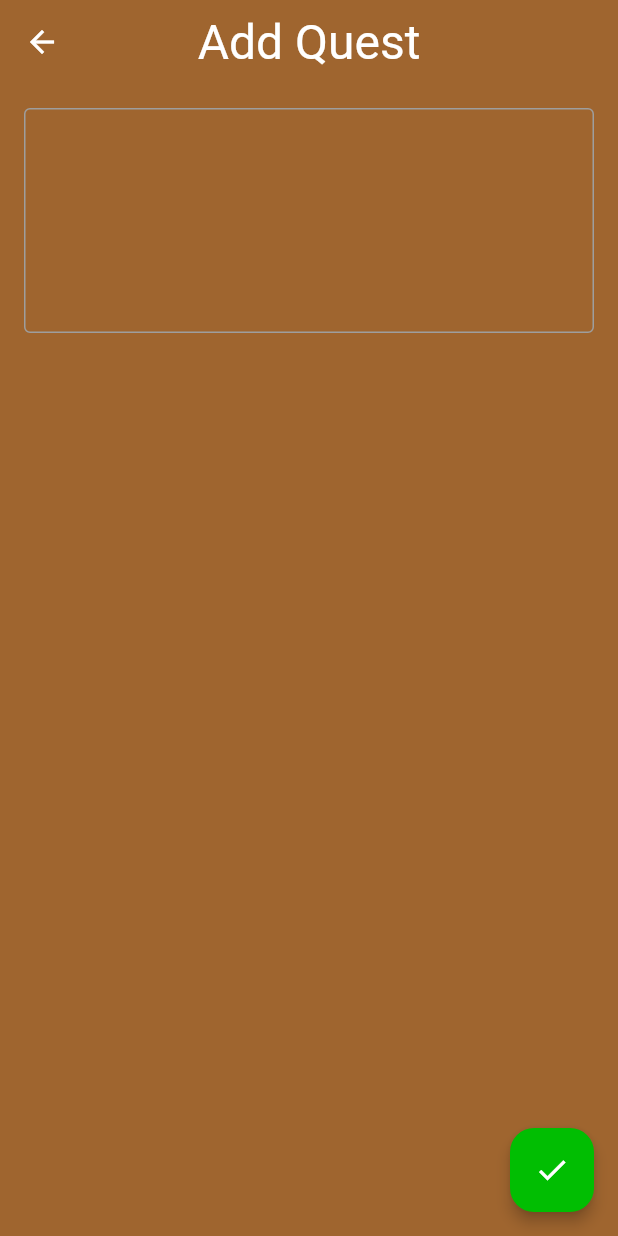
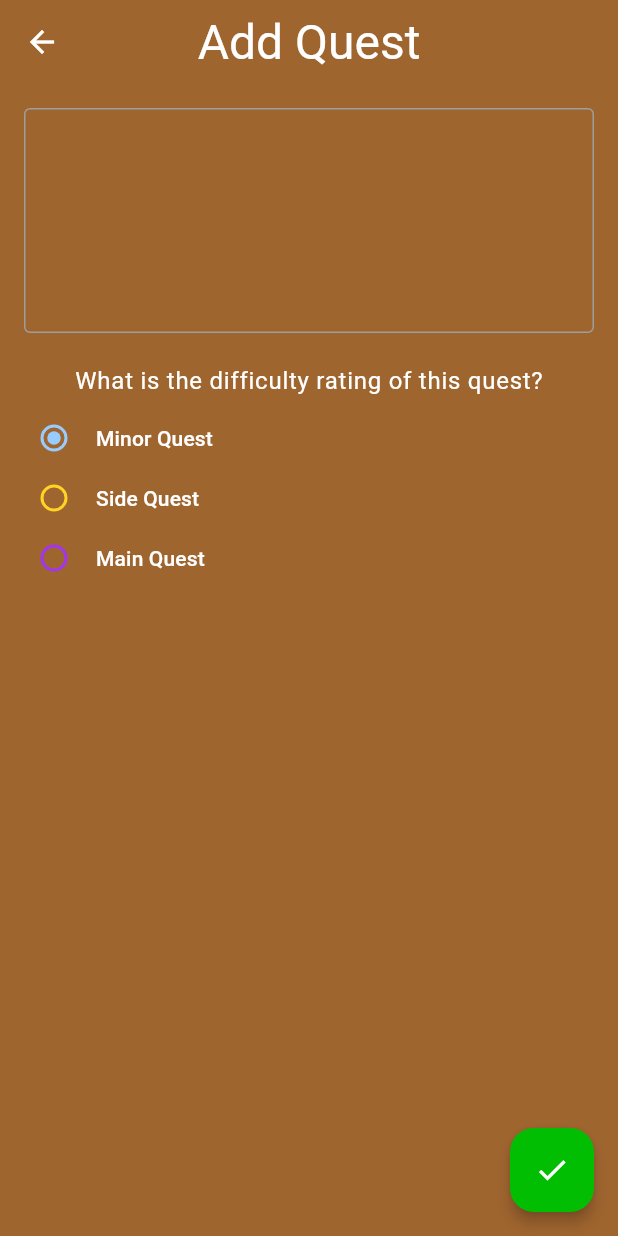
Before and after one commit to Huzman45/Sidequests, a Flutter app: the screen it shows after launch, after a tap on the "add" icon, on a phone screen of 412 x 824 dp. Run offline on Flutter 3.47's test engine with Material 2 defaults, Android fonts, the phone set to English and light mode, and no system bars; our stand-ins replace get, google_fonts, sqflite; accounts and stored records are empty; Roboto replaces fonts that are missing (Stick).

Commit message:
Add adaptable difficulties

```diff
--- a/sidequests/lib/backend/days.dart
+++ b/sidequests/lib/backend/days.dart
@@ -1,4 +1,4 @@
-import 'package:sidequests/backend/tables/table.dart';
+import 'package:sidequests/backend/table.dart';
 
 class DayRecord extends Record {
   DayRecord(super.data);
--- /dev/null
+++ b/sidequests/lib/backend/table.dart
@@ -0,0 +1,55 @@
+import 'package:sidequests/backend/tasks.dart';
+
+class Tables {
+  static const String taskTable = "tasks";
+  static const String dayTable = "day";
+}
+
+abstract class Record {
+  Map<String, Object?> data;
+  Record(this.data);
+
+  T? getAttr<T>(String attr) {
+    final value = data[attr];
+
+    switch (T) {
+      case DateTime:
+        return DateTime.tryParse(T as String) as T?;
+      case TaskType:
+        switch (value as String) {
+          case "minor":
+            return TaskType.minorQuest as T?;
+          case "side":
+            return TaskType.sideQuest as T?;
+          case "main":
+            return TaskType.mainQuest as T?;
+          default:
+            return null;
+        }
+      default:
+        return value as T?;
+    }
+  }
+
+  void setAttr<T>(String attr, T value) {
+    switch (T) {
+      case DateTime:
+        data[attr] = (value as DateTime).toIso8601String();
+      case bool:
+        data[attr] = value as bool ? 1 : 0;
+      case TaskType:
+        switch (value as TaskType) {
+          case TaskType.minorQuest:
+            data[attr] = "minor";
+          case TaskType.sideQuest:
+            data[attr] = "side";
+          case TaskType.mainQuest:
+            data[attr] = "main";
+          default:
+            return null;
+        }
+      default:
+        data[attr] = value;
+    }
+  }
+}
--- a/sidequests/lib/backend/tables/tasks.dart
+++ b/sidequests/lib/backend/tasks.dart
@@ -1,4 +1,4 @@
-import 'package:sidequests/backend/tables/table.dart';
+import 'package:sidequests/backend/table.dart';
 
 class TaskRecord extends Record {
   TaskRecord(super.data);
@@ -14,4 +14,13 @@ class TaskRecord extends Record {
 
   bool get completed => getAttr('completed') == 1;
   set completed(bool completed) => setAttr('completed', completed);
+
+  TaskType get difficulty => getAttr<TaskType>('difficulty')!;
+  set difficulty(TaskType difficulty) => setAttr('difficulty', difficulty);
 }
+
+enum TaskType {
+  minorQuest,
+  sideQuest,
+  mainQuest,
+}
--- a/sidequests/lib/controller/home_controller.dart
+++ b/sidequests/lib/controller/home_controller.dart
@@ -1,7 +1,7 @@
 import 'package:flutter/material.dart';
 import 'package:get/get.dart';
-import 'package:sidequests/backend/tables/table.dart';
-import 'package:sidequests/backend/tables/tasks.dart';
+import 'package:sidequests/backend/table.dart';
+import 'package:sidequests/backend/tasks.dart';
 import 'package:sidequests/main.dart';
 import 'package:sidequests/model/home_model.dart';
 import 'package:sidequests/view/task_input_dialog.dart';
@@ -21,12 +21,14 @@ class HomeController extends GetxController {
 
   void addTask() {
     taskDescriptionController.clear();
+    model.taskDifficulty.value = TaskType.minorQuest;
     Get.dialog(const TaskInputDialog());
   }
 
-  TaskRecord _initTask(String descripion) {
+  TaskRecord _initTask() {
     final task = TaskRecord({});
-    task.description = descripion;
+    task.description = taskDescriptionController.text;
+    task.difficulty = model.taskDifficulty.value;
 
     DateTime now = DateTime.now();
     task.date = DateTime(now.year, now.month, now.day);
@@ -38,8 +40,10 @@ class HomeController extends GetxController {
   }
 
   void confirmAddTask() async {
-    final task = _initTask(taskDescriptionController.text);
+    final task = _initTask();
     model.pendingTasks.add(task);
+    model.totalCoins.value += (model.getCoins(task.difficulty));
+
     await db.insert(Tables.taskTable, task.data);
     Get.back();
   }
@@ -51,6 +55,8 @@ class HomeController extends GetxController {
 
     model.completedTasks.add(task);
     model.pendingTasks.remove(task);
+
+    model.coins.value += model.getCoins(task.difficulty);
   }
 
   void uncheckTask(TaskRecord task) async {
@@ -60,10 +66,13 @@ class HomeController extends GetxController {
 
     model.completedTasks.remove(task);
     model.pendingTasks.add(task);
+
+    model.coins.value -= model.getCoins(task.difficulty);
   }
 
   void deleteTask(TaskRecord task) async {
     await db.delete(Tables.taskTable, where: 'id = ?', whereArgs: [task.id]);
+    model.totalCoins.value -= (model.getCoins(task.difficulty));
 
     if (task.completed) {
       model.completedTasks.remove(task);
@@ -71,4 +80,10 @@ class HomeController extends GetxController {
       model.pendingTasks.remove(task);
     }
   }
+
+  void selectDifficulty(TaskType? type) {
+    if (type != null) {
+      model.taskDifficulty.value = type;
+    }
+  }
 }
--- a/sidequests/lib/main.dart
+++ b/sidequests/lib/main.dart
@@ -3,7 +3,7 @@ import 'dart:io';
 import 'package:flutter/material.dart';
 import 'package:get/get.dart';
 import 'package:path/path.dart';
-import 'package:sidequests/backend/tables/table.dart';
+import 'package:sidequests/backend/table.dart';
 import 'package:sidequests/controller/home_controller.dart';
 import 'package:sidequests/theme.dart';
 import 'package:sidequests/view/home_view.dart';
@@ -26,16 +26,22 @@ void initializeApp() async {
     await Directory(databasesPath).create();
   } catch (_) {}
 
-  db = await openDatabase(path, version: 1,
-      onCreate: (Database database, int version) async {
-    await database.execute('''
+  db = await openDatabase(
+    path,
+    version: 2,
+    onCreate: (Database database, int version) async {
+      await database.execute('''
 create table ${Tables.taskTable} (
   id text primary key,
   date text not null,
   description text not null,
   completed int not null)
 ''');
-  });
+    },
+    onUpgrade: (db, oldVersion, newVersion) async =>
+        await db.execute('''alter table ${Tables.taskTable}
+    add difficulty text not null;'''),
+  );
 
   runApp(const MainApp());
 }
--- a/sidequests/lib/model/home_model.dart
+++ b/sidequests/lib/model/home_model.dart
@@ -1,13 +1,20 @@
 import 'package:get/get.dart';
-import 'package:sidequests/backend/tables/table.dart';
-import 'package:sidequests/backend/tables/tasks.dart';
+import 'package:sidequests/backend/table.dart';
+import 'package:sidequests/backend/tasks.dart';
 import 'package:sidequests/main.dart';
 
 class HomeModel {
+  static int minorCoins = 2;
+  static int sideCoins = 5;
+  static int mainCoins = 10;
+
   final RxList<TaskRecord> pendingTasks = <TaskRecord>[].obs;
   final RxList<TaskRecord> completedTasks = <TaskRecord>[].obs;
 
-  int get totalTasks => pendingTasks.length + completedTasks.length;
+  var taskDifficulty = TaskType.minorQuest.obs;
+
+  var coins = 0.obs;
+  var totalCoins = 0.obs;
 
   Future<void> loadData() async {
     DateTime now = DateTime.now();
@@ -19,9 +26,23 @@ class HomeModel {
       final task = TaskRecord(Map.from(record));
       if (task.completed) {
         completedTasks.add(task);
+        coins.value += getCoins(task.difficulty);
       } else {
         pendingTasks.add(task);
       }
+
+      totalCoins.value += getCoins(task.difficulty);
+    }
+  }
+
+  int getCoins(TaskType type) {
+    switch (type) {
+      case TaskType.minorQuest:
+        return minorCoins;
+      case TaskType.sideQuest:
+        return sideCoins;
+      case TaskType.mainQuest:
+        return mainCoins;
     }
   }
 }
--- a/sidequests/lib/theme.dart
+++ b/sidequests/lib/theme.dart
@@ -8,6 +8,8 @@ class ThemeConstants {
   static Color get earthBrown => const Color.fromARGB(255, 159, 101, 47);
   static Color get neonGreen => const Color(0xFF01be02);
   static Color get vibrantYellow => const Color(0xFFffd224);
+  static Color get commonBlue => const Color(0xFF98ccfe);
+  static Color get rarePurple => const Color(0xFFa335ee);
 }
 
 ThemeData get lightMode => ThemeData(
--- a/sidequests/lib/view/home_view.dart
+++ b/sidequests/lib/view/home_view.dart
@@ -1,5 +1,6 @@
 import 'package:flutter/material.dart';
 import 'package:get/get.dart';
+import 'package:sidequests/backend/tasks.dart';
 import 'package:sidequests/controller/home_controller.dart';
 import 'package:sidequests/theme.dart';
 
@@ -41,10 +42,10 @@ class HomeView extends GetView<HomeController> {
                                     const EdgeInsets.fromLTRB(40, 0, 20, 0),
                                 child: LinearProgressIndicator(
                                   minHeight: 40,
-                                  value: model.completedTasks.length /
-                                      (model.totalTasks == 0
+                                  value: model.coins.value /
+                                      (model.totalCoins.value == 0
                                           ? 1
-                                          : model.totalTasks),
+                                          : model.totalCoins.value),
                                 ),
                               ),
                               Image.asset(
@@ -70,7 +71,7 @@ class HomeView extends GetView<HomeController> {
                                 ),
                               ),
                               Text(
-                                model.completedTasks.length.toString(),
+                                model.coins.value.toString(),
                                 style: textTheme(context).labelLarge!.copyWith(
                                       color: Colors.white,
                                       fontSize: 20,
@@ -131,15 +132,28 @@ class TaskTiles extends GetView<HomeController> {
     return Obx(
       () => SliverList.builder(
         itemCount: taskList.length,
-        itemBuilder: (context, index) => Dismissible(
+        itemBuilder: (context, index) {
+          final imagePath = switch (taskList[index].difficulty) {
+            TaskType.minorQuest => "assets/wood_blue.png",
+            TaskType.sideQuest => "assets/wood_yellow.png",
+            TaskType.mainQuest => "assets/wood_purple.png",
+          };
+
+          final decorationColour = switch (taskList[index].difficulty) {
+            TaskType.minorQuest => ThemeConstants.commonBlue,
+            TaskType.sideQuest => ThemeConstants.vibrantYellow,
+            TaskType.mainQuest => ThemeConstants.rarePurple,
+          };
+
+          return Dismissible(
             key: Key(taskList[index].description),
             onDismissed: (direction) => controller.deleteTask(taskList[index]),
             child: Container(
               margin: const EdgeInsets.all(5),
               padding: const EdgeInsets.symmetric(vertical: 10, horizontal: 15),
-            decoration: const BoxDecoration(
+              decoration: BoxDecoration(
                 image: DecorationImage(
-                image: AssetImage("assets/wood.png"),
+                  image: AssetImage(imagePath),
                   fit: BoxFit.fill,
                 ),
               ),
@@ -149,7 +163,7 @@ class TaskTiles extends GetView<HomeController> {
                     text: taskList[index].description,
                     style: textTheme(context).bodyLarge!.copyWith(
                         color: Colors.white,
-                      decorationColor: const Color.fromARGB(255, 223, 223, 223),
+                        decorationColor: decorationColour,
                         decorationThickness: 4,
                         fontWeight: FontWeight.bold,
                         decoration:
@@ -179,7 +193,8 @@ class TaskTiles extends GetView<HomeController> {
                     )),
               ),
             ),
-        ),
+          );
+        },
       ),
     );
   }
--- a/sidequests/lib/view/task_input_dialog.dart
+++ b/sidequests/lib/view/task_input_dialog.dart
@@ -1,5 +1,6 @@
 import 'package:flutter/material.dart';
 import 'package:get/get.dart';
+import 'package:sidequests/backend/tasks.dart';
 import 'package:sidequests/controller/home_controller.dart';
 import 'package:sidequests/theme.dart';
 
@@ -51,6 +52,17 @@ class TaskInputDialog extends GetView<HomeController> {
                   ),
                 ),
               ),
+              const SizedBox(height: 20),
+              Text(
+                "What is the difficulty rating of this quest?",
+                style: textTheme(context).bodyLarge!.copyWith(
+                      color: Colors.white,
+                    ),
+              ),
+              const SizedBox(height: 6),
+              const DifficultyTile(difficulty: TaskType.minorQuest),
+              const DifficultyTile(difficulty: TaskType.sideQuest),
+              const DifficultyTile(difficulty: TaskType.mainQuest),
             ],
           ),
         ),
@@ -58,3 +70,42 @@ class TaskInputDialog extends GetView<HomeController> {
     );
   }
 }
+
+class DifficultyTile extends GetView<HomeController> {
+  const DifficultyTile({super.key, required this.difficulty});
+
+  final TaskType difficulty;
+
+  @override
+  Widget build(BuildContext context) {
+    final model = controller.model;
+
+    String titleVal = switch (difficulty) {
+      TaskType.minorQuest => "Minor Quest",
+      TaskType.sideQuest => "Side Quest",
+      TaskType.mainQuest => "Main Quest",
+    };
+
+    Color selectColour = switch (difficulty) {
+      TaskType.minorQuest => ThemeConstants.commonBlue,
+      TaskType.sideQuest => ThemeConstants.vibrantYellow,
+      TaskType.mainQuest => ThemeConstants.rarePurple,
+    };
+
+    return Obx(
+      () => RadioListTile<TaskType>(
+        title: Text(
+          titleVal,
+          style: textTheme(context).labelLarge!.copyWith(
+                color: Colors.white,
+              ),
+        ),
+        activeColor: Colors.white,
+        fillColor: MaterialStatePropertyAll(selectColour),
+        value: difficulty,
+        groupValue: model.taskDifficulty.value,
+        onChanged: controller.selectDifficulty,
+      ),
+    );
+  }
+}
```
Also changed, not shown: sidequests/lib/backend/tables/table.dart (deleted, +0 -31 lines), sidequests/pubspec.yaml (+1 -6 lines), sidequests/assets/wood_blue.png (added), sidequests/assets/wood_purple.png (added), sidequests/assets/wood_yellow.png (added). Lines whose indentation alone changed are shown as unchanged.
